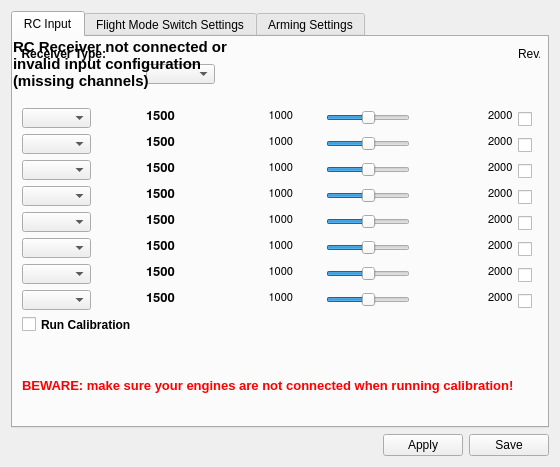
Old version of the form ground/openpilotgcs/src/plugins/config/input.ui in the repository openpilot/OpenPilot.
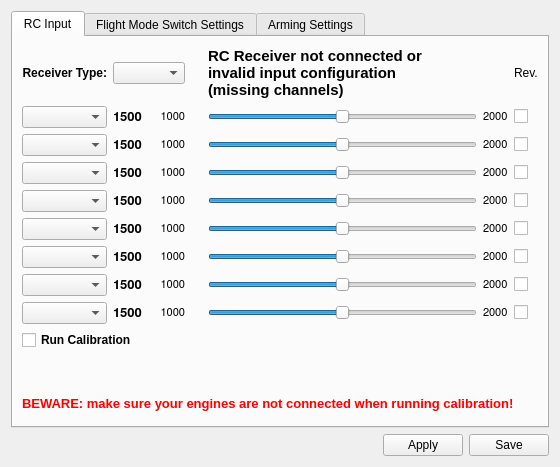
New version of the form. Icons and pictures are not drawn.

```diff
--- a/ground/openpilotgcs/src/plugins/config/input.ui
+++ b/ground/openpilotgcs/src/plugins/config/input.ui
@@ -23,15 +23,189 @@
       <attribute name="title">
        <string>RC Input</string>
       </attribute>
+      <layout class="QGridLayout" name="gridLayout">
+       <item row="0" column="0">
+        <widget class="QLabel" name="label_2">
+         <property name="font">
+          <font>
+           <weight>75</weight>
+           <bold>true</bold>
+          </font>
+         </property>
+         <property name="text">
+          <string>Receiver Type:</string>
+         </property>
+         <property name="alignment">
+          <set>Qt::AlignRight|Qt::AlignTrailing|Qt::AlignVCenter</set>
+         </property>
+        </widget>
+       </item>
+       <item row="0" column="1" colspan="2">
+        <widget class="QComboBox" name="receiverType">
+         <property name="toolTip">
+          <string>Select the receiver type here:
+- PWM is the most usual type
+- PPM is connected to input XXX 
+- Spektrum is used with Spektrum 'satellite' receivers</string>
+         </property>
+        </widget>
+       </item>
+       <item row="0" column="4">
+        <layout class="QHBoxLayout" name="horizontalLayout_3">
+         <item>
+          <widget class="QLabel" name="RCInputConnected">
+           <property name="minimumSize">
+            <size>
+             <width>234</width>
+             <height>54</height>
+            </size>
+           </property>
+           <property name="font">
+            <font>
+             <pointsize>11</pointsize>
+             <weight>75</weight>
+             <bold>true</bold>
+            </font>
+           </property>
+           <property name="toolTip">
+            <string>Indicates whether OpenPilot is getting a signal from the RC receiver.</string>
+           </property>
+           <property name="text">
+            <string>RC Receiver not connected or invalid input configuration (missing channels)</string>
+           </property>
+           <property name="wordWrap">
+            <bool>true</bool>
+           </property>
+          </widget>
+         </item>
+        </layout>
+       </item>
+       <item row="0" column="8">
+        <widget class="QLabel" name="label">
+         <property name="text">
+          <string>Rev.</string>
+         </property>
+        </widget>
+       </item>
+       <item row="1" column="0">
+        <widget class="QComboBox" name="ch0Assign">
+         <property name="font">
+          <font>
+           <family>MS Shell Dlg 2</family>
+           <pointsize>8</pointsize>
+          </font>
+         </property>
+         <property name="iconSize">
+          <size>
+           <width>16</width>
+           <height>16</height>
+          </size>
+         </property>
+         <property name="frame">
+          <bool>true</bool>
+         </property>
+        </widget>
+       </item>
+       <item row="1" column="1">
+        <widget class="QLabel" name="ch0Cur">
+         <property name="font">
+          <font>
+           <family>FreeSans</family>
+           <pointsize>10</pointsize>
+           <weight>75</weight>
+           <bold>true</bold>
+          </font>
+         </property>
+         <property name="toolTip">
+          <string>&lt;!DOCTYPE HTML PUBLIC &quot;-//W3C//DTD HTML 4.0//EN&quot; &quot;http://www.w3.org/TR/REC-html40/strict.dtd&quot;&gt;
+&lt;html&gt;&lt;head&gt;&lt;meta name=&quot;qrichtext&quot; content=&quot;1&quot; /&gt;&lt;style type=&quot;text/css&quot;&gt;
+p, li { white-space: pre-wrap; }
+&lt;/style&gt;&lt;/head&gt;&lt;body style=&quot; font-family:'FreeSans'; font-size:10pt; font-weight:400; font-style:normal;&quot;&gt;
+&lt;p style=&quot; margin-top:0px; margin-bottom:0px; margin-left:0px; margin-right:0px; -qt-block-indent:0; text-indent:0px;&quot;&gt;&lt;span style=&quot; font-size:9pt;&quot;&gt;Current channel value.&lt;/span&gt;&lt;/p&gt;&lt;/body&gt;&lt;/html&gt;</string>
+         </property>
+         <property name="text">
+          <string>1500</string>
+         </property>
+        </widget>
+       </item>
+       <item row="1" column="2">
+        <widget class="QLabel" name="ch0Min">
+         <property name="font">
+          <font>
+           <family>FreeSans</family>
+           <pointsize>8</pointsize>
+          </font>
+         </property>
+         <property name="toolTip">
+          <string>&lt;!DOCTYPE HTML PUBLIC &quot;-//W3C//DTD HTML 4.0//EN&quot; &quot;http://www.w3.org/TR/REC-html40/strict.dtd&quot;&gt;
+&lt;html&gt;&lt;head&gt;&lt;meta name=&quot;qrichtext&quot; content=&quot;1&quot; /&gt;&lt;style type=&quot;text/css&quot;&gt;
+p, li { white-space: pre-wrap; }
+&lt;/style&gt;&lt;/head&gt;&lt;body style=&quot; font-family:'FreeSans'; font-size:8pt; font-weight:400; font-style:normal;&quot;&gt;
+&lt;p style=&quot; margin-top:0px; margin-bottom:0px; margin-left:0px; margin-right:0px; -qt-block-indent:0; text-indent:0px;&quot;&gt;Minimum channel pulse width&lt;/p&gt;
+&lt;p style=&quot; margin-top:0px; margin-bottom:0px; margin-left:0px; margin-right:0px; -qt-block-indent:0; text-indent:0px;&quot;&gt;(microseconds)&lt;/p&gt;&lt;/body&gt;&lt;/html&gt;</string>
+         </property>
+         <property name="text">
+          <string>1000</string>
+         </property>
+         <property name="alignment">
+          <set>Qt::AlignRight|Qt::AlignTrailing|Qt::AlignVCenter</set>
+         </property>
+        </widget>
+       </item>
+       <item row="1" column="4" colspan="3">
+        <widget class="QSlider" name="inSlider0">
+         <property name="mouseTracking">
+          <bool>true</bool>
+         </property>
+         <property name="minimum">
+          <number>1000</number>
+         </property>
+         <property name="maximum">
+          <number>2000</number>
+         </property>
+         <property name="value">
+          <number>1500</number>
+         </property>
+         <property name="orientation">
+          <enum>Qt::Horizontal</enum>
+         </property>
+        </widget>
+       </item>
+       <item row="1" column="7">
+        <widget class="QLabel" name="ch0Max">
+         <property name="font">
+          <font>
+           <family>FreeSans</family>
+           <pointsize>8</pointsize>
+          </font>
+         </property>
+         <property name="toolTip">
+          <string>&lt;!DOCTYPE HTML PUBLIC &quot;-//W3C//DTD HTML 4.0//EN&quot; &quot;http://www.w3.org/TR/REC-html40/strict.dtd&quot;&gt;
+&lt;html&gt;&lt;head&gt;&lt;meta name=&quot;qrichtext&quot; content=&quot;1&quot; /&gt;&lt;style type=&quot;text/css&quot;&gt;
+p, li { white-space: pre-wrap; }
+&lt;/style&gt;&lt;/head&gt;&lt;body style=&quot; font-family:'FreeSans'; font-size:8pt; font-weight:400; font-style:normal;&quot;&gt;
+&lt;p style=&quot; margin-top:0px; margin-bottom:0px; margin-left:0px; margin-right:0px; -qt-block-indent:0; text-indent:0px;&quot;&gt;Maximum channel pulse width&lt;/p&gt;
+&lt;p style=&quot; margin-top:0px; margin-bottom:0px; margin-left:0px; margin-right:0px; -qt-block-indent:0; text-indent:0px;&quot;&gt;(microseconds)&lt;/p&gt;&lt;/body&gt;&lt;/html&gt;</string>
+         </property>
+         <property name="text">
+          <string>2000</string>
+         </property>
+        </widget>
+       </item>
+       <item row="1" column="8">
+        <widget class="QCheckBox" name="ch0Rev">
+         <property name="toolTip">
+          <string>Check this to reverse the channel.
+(Useful for transmitters without channel
+reversal capabilities).</string>
+         </property>
+         <property name="text">
+          <string/>
+         </property>
+        </widget>
+       </item>
+       <item row="2" column="0">
       <widget class="QComboBox" name="ch1Assign">
-       <property name="geometry">
-        <rect>
-         <x>9</x>
-         <y>97</y>
-         <width>69</width>
-         <height>20</height>
-        </rect>
-       </property>
        <property name="font">
         <font>
          <family>MS Shell Dlg 2</family>
@@ -39,15 +213,9 @@
         </font>
        </property>
       </widget>
+       </item>
+       <item row="2" column="1">
       <widget class="QLabel" name="ch1Cur">
-       <property name="geometry">
-        <rect>
-         <x>133</x>
-         <y>97</y>
-         <width>32</width>
-         <height>16</height>
-        </rect>
-       </property>
        <property name="font">
         <font>
          <family>FreeSans</family>
@@ -67,15 +235,9 @@
         <string>1500</string>
        </property>
       </widget>
+       </item>
+       <item row="2" column="2">
       <widget class="QLabel" name="ch1Min">
-       <property name="geometry">
-        <rect>
-         <x>256</x>
-         <y>97</y>
-         <width>24</width>
-         <height>16</height>
-        </rect>
-       </property>
        <property name="font">
         <font>
          <family>FreeSans</family>
@@ -97,15 +259,9 @@
         <set>Qt::AlignRight|Qt::AlignTrailing|Qt::AlignVCenter</set>
        </property>
       </widget>
+       </item>
+       <item row="2" column="4" colspan="3">
       <widget class="QSlider" name="inSlider1">
-       <property name="geometry">
-        <rect>
-         <x>313</x>
-         <y>97</y>
-         <width>84</width>
-         <height>19</height>
-        </rect>
-       </property>
        <property name="mouseTracking">
         <bool>true</bool>
        </property>
@@ -122,15 +278,9 @@
         <enum>Qt::Horizontal</enum>
        </property>
       </widget>
+       </item>
+       <item row="2" column="7">
       <widget class="QLabel" name="ch1Max">
-       <property name="geometry">
-        <rect>
-         <x>475</x>
-         <y>97</y>
-         <width>24</width>
-         <height>16</height>
-        </rect>
-       </property>
        <property name="font">
         <font>
          <family>FreeSans</family>
@@ -149,15 +299,9 @@
         <string>2000</string>
        </property>
       </widget>
+       </item>
+       <item row="2" column="8">
       <widget class="QCheckBox" name="ch1Rev">
-       <property name="geometry">
-        <rect>
-         <x>505</x>
-         <y>100</y>
-         <width>16</width>
-         <height>16</height>
-        </rect>
-       </property>
        <property name="toolTip">
         <string>Check this to reverse the channel.
 (Useful for transmitters without channel
@@ -167,15 +311,9 @@
         <string/>
        </property>
       </widget>
+       </item>
+       <item row="3" column="0">
       <widget class="QComboBox" name="ch2Assign">
-       <property name="geometry">
-        <rect>
-         <x>9</x>
-         <y>123</y>
-         <width>69</width>
-         <height>20</height>
-        </rect>
-       </property>
        <property name="font">
         <font>
          <family>MS Shell Dlg 2</family>
@@ -183,15 +321,9 @@
         </font>
        </property>
       </widget>
+       </item>
+       <item row="3" column="1">
       <widget class="QLabel" name="ch2Cur">
-       <property name="geometry">
-        <rect>
-         <x>133</x>
-         <y>123</y>
-         <width>32</width>
-         <height>16</height>
-        </rect>
-       </property>
        <property name="font">
         <font>
          <family>FreeSans</family>
@@ -211,15 +343,9 @@
         <string>1500</string>
        </property>
       </widget>
+       </item>
+       <item row="3" column="2">
       <widget class="QLabel" name="ch2Min">
-       <property name="geometry">
-        <rect>
-         <x>256</x>
-         <y>123</y>
-         <width>24</width>
-         <height>16</height>
-        </rect>
-       </property>
        <property name="font">
         <font>
          <family>FreeSans</family>
@@ -241,15 +367,9 @@
         <set>Qt::AlignRight|Qt::AlignTrailing|Qt::AlignVCenter</set>
        </property>
       </widget>
+       </item>
+       <item row="3" column="4" colspan="3">
       <widget class="QSlider" name="inSlider2">
-       <property name="geometry">
-        <rect>
-         <x>313</x>
-         <y>123</y>
-         <width>84</width>
-         <height>19</height>
-        </rect>
-       </property>
        <property name="mouseTracking">
         <bool>true</bool>
        </property>
@@ -266,15 +386,9 @@
         <enum>Qt::Horizontal</enum>
        </property>
       </widget>
+       </item>
+       <item row="3" column="7">
       <widget class="QLabel" name="ch2Max">
-       <property name="geometry">
-        <rect>
-         <x>475</x>
-         <y>123</y>
-         <width>24</width>
-         <height>16</height>
-        </rect>
-       </property>
        <property name="font">
         <font>
          <family>FreeSans</family>
@@ -293,15 +407,9 @@
         <string>2000</string>
        </property>
       </widget>
+       </item>
+       <item row="3" column="8">
       <widget class="QCheckBox" name="ch2Rev">
-       <property name="geometry">
-        <rect>
-         <x>505</x>
-         <y>126</y>
-         <width>16</width>
-         <height>16</height>
-        </rect>
-       </property>
        <property name="toolTip">
         <string>Check this to reverse the channel.
 (Useful for transmitters without channel
@@ -311,15 +419,9 @@
         <string/>
        </property>
       </widget>
+       </item>
+       <item row="4" column="0">
       <widget class="QComboBox" name="ch3Assign">
-       <property name="geometry">
-        <rect>
-         <x>9</x>
-         <y>149</y>
-         <width>69</width>
-         <height>20</height>
-        </rect>
-       </property>
        <property name="font">
         <font>
          <family>MS Shell Dlg 2</family>
@@ -327,15 +429,9 @@
         </font>
        </property>
       </widget>
+       </item>
+       <item row="4" column="1">
       <widget class="QLabel" name="ch3Cur">
-       <property name="geometry">
-        <rect>
-         <x>133</x>
-         <y>149</y>
-         <width>32</width>
-         <height>16</height>
-        </rect>
-       </property>
        <property name="font">
         <font>
          <family>FreeSans</family>
@@ -355,15 +451,9 @@
         <string>1500</string>
        </property>
       </widget>
+       </item>
+       <item row="4" column="2">
       <widget class="QLabel" name="ch3Min">
-       <property name="geometry">
-        <rect>
-         <x>256</x>
-         <y>149</y>
-         <width>24</width>
-         <height>16</height>
-        </rect>
-       </property>
        <property name="font">
         <font>
          <family>FreeSans</family>
@@ -385,15 +475,9 @@
         <set>Qt::AlignRight|Qt::AlignTrailing|Qt::AlignVCenter</set>
        </property>
       </widget>
+       </item>
+       <item row="4" column="4" colspan="3">
       <widget class="QSlider" name="inSlider3">
-       <property name="geometry">
-        <rect>
-         <x>313</x>
-         <y>149</y>
-         <width>84</width>
-         <height>19</height>
-        </rect>
-       </property>
        <property name="mouseTracking">
         <bool>true</bool>
        </property>
@@ -410,15 +494,9 @@
         <enum>Qt::Horizontal</enum>
        </property>
       </widget>
+       </item>
+       <item row="4" column="7">
       <widget class="QLabel" name="ch3Max">
-       <property name="geometry">
-        <rect>
-         <x>475</x>
-         <y>149</y>
-         <width>24</width>
-         <height>16</height>
-        </rect>
-       </property>
        <property name="font">
         <font>
          <family>FreeSans</family>
@@ -437,15 +515,9 @@
         <string>2000</string>
        </property>
       </widget>
+       </item>
+       <item row="4" column="8">
       <widget class="QCheckBox" name="ch3Rev">
-       <property name="geometry">
-        <rect>
-         <x>505</x>
-         <y>152</y>
-         <width>16</width>
-         <height>16</height>
-        </rect>
-       </property>
        <property name="toolTip">
         <string>Check this to reverse the channel.
 (Useful for transmitters without channel
@@ -455,15 +527,9 @@
         <string/>
        </property>
       </widget>
+       </item>
+       <item row="5" column="0">
       <widget class="QComboBox" name="ch4Assign">
-       <property name="geometry">
-        <rect>
-         <x>9</x>
-         <y>175</y>
-         <width>69</width>
-         <height>20</height>
-        </rect>
-       </property>
        <property name="font">
         <font>
          <family>MS Shell Dlg 2</family>
@@ -471,15 +537,9 @@
         </font>
        </property>
       </widget>
+       </item>
+       <item row="5" column="1">
       <widget class="QLabel" name="ch4Cur">
-       <property name="geometry">
-        <rect>
-         <x>133</x>
-         <y>175</y>
-         <width>32</width>
-         <height>16</height>
-        </rect>
-       </property>
        <property name="font">
         <font>
          <family>FreeSans</family>
@@ -499,15 +559,9 @@
         <string>1500</string>
        </property>
       </widget>
+       </item>
+       <item row="5" column="2">
       <widget class="QLabel" name="ch4Min">
-       <property name="geometry">
-        <rect>
-         <x>256</x>
-         <y>175</y>
-         <width>24</width>
-         <height>16</height>
-        </rect>
-       </property>
        <property name="font">
         <font>
          <family>FreeSans</family>
@@ -529,15 +583,9 @@
         <set>Qt::AlignRight|Qt::AlignTrailing|Qt::AlignVCenter</set>
        </property>
       </widget>
+       </item>
+       <item row="5" column="4" colspan="3">
       <widget class="QSlider" name="inSlider4">
-       <property name="geometry">
-        <rect>
-         <x>313</x>
-         <y>175</y>
-         <width>84</width>
-         <height>19</height>
-        </rect>
-       </property>
        <property name="mouseTracking">
         <bool>true</bool>
        </property>
@@ -554,15 +602,9 @@
         <enum>Qt::Horizontal</enum>
        </property>
       </widget>
+       </item>
+       <item row="5" column="7">
       <widget class="QLabel" name="ch4Max">
-       <property name="geometry">
-        <rect>
-         <x>475</x>
-         <y>175</y>
-         <width>24</width>
-         <height>16</height>
-        </rect>
-       </property>
        <property name="font">
         <font>
          <family>FreeSans</family>
@@ -581,15 +623,9 @@
         <string>2000</string>
        </property>
       </widget>
+       </item>
+       <item row="5" column="8">
       <widget class="QCheckBox" name="ch4Rev">
-       <property name="geometry">
-        <rect>
-         <x>505</x>
-         <y>178</y>
-         <width>16</width>
-         <height>16</height>
-        </rect>
-       </property>
        <property name="toolTip">
         <string>Check this to reverse the channel.
 (Useful for transmitters without channel
@@ -599,15 +635,9 @@
         <string/>
        </property>
       </widget>
+       </item>
+       <item row="6" column="0">
       <widget class="QComboBox" name="ch5Assign">
-       <property name="geometry">
-        <rect>
-         <x>9</x>
-         <y>201</y>
-         <width>69</width>
-         <height>20</height>
-        </rect>
-       </property>
        <property name="font">
         <font>
          <family>MS Shell Dlg 2</family>
@@ -615,15 +645,9 @@
         </font>
        </property>
       </widget>
+       </item>
+       <item row="6" column="1">
       <widget class="QLabel" name="ch5Cur">
-       <property name="geometry">
-        <rect>
-         <x>133</x>
-         <y>201</y>
-         <width>32</width>
-         <height>16</height>
-        </rect>
-       </property>
        <property name="font">
         <font>
          <family>FreeSans</family>
@@ -643,15 +667,9 @@
         <string>1500</string>
        </property>
       </widget>
+       </item>
+       <item row="6" column="2">
       <widget class="QLabel" name="ch5Min">
-       <property name="geometry">
-        <rect>
-         <x>256</x>
-         <y>201</y>
-         <width>24</width>
-         <height>16</height>
-        </rect>
-       </property>
        <property name="font">
         <font>
          <family>FreeSans</family>
@@ -673,15 +691,9 @@
         <set>Qt::AlignRight|Qt::AlignTrailing|Qt::AlignVCenter</set>
        </property>
       </widget>
+       </item>
+       <item row="6" column="4" colspan="3">
       <widget class="QSlider" name="inSlider5">
-       <property name="geometry">
-        <rect>
-         <x>313</x>
-         <y>201</y>
-         <width>84</width>
-         <height>19</height>
-        </rect>
-       </property>
        <property name="mouseTracking">
         <bool>true</bool>
        </property>
@@ -698,15 +710,9 @@
         <enum>Qt::Horizontal</enum>
        </property>
       </widget>
+       </item>
+       <item row="6" column="7">
       <widget class="QLabel" name="ch5Max">
-       <property name="geometry">
-        <rect>
-         <x>475</x>
-         <y>201</y>
-         <width>24</width>
-         <height>16</height>
-        </rect>
-       </property>
        <property name="font">
         <font>
          <family>FreeSans</family>
@@ -725,15 +731,9 @@
         <string>2000</string>
        </property>
       </widget>
+       </item>
+       <item row="6" column="8">
       <widget class="QCheckBox" name="ch5Rev">
-       <property name="geometry">
-        <rect>
-         <x>505</x>
-         <y>204</y>
-         <width>16</width>
-         <height>16</height>
-        </rect>
-       </property>
        <property name="toolTip">
         <string>Check this to reverse the channel.
 (Useful for transmitters without channel
@@ -743,15 +743,9 @@
         <string/>
        </property>
       </widget>
+       </item>
+       <item row="7" column="0">
       <widget class="QComboBox" name="ch6Assign">
-       <property name="geometry">
-        <rect>
-         <x>9</x>
-         <y>227</y>
-         <width>69</width>
-         <height>20</height>
-        </rect>
-       </property>
        <property name="font">
         <font>
          <family>MS Shell Dlg 2</family>
@@ -759,15 +753,9 @@
         </font>
        </property>
       </widget>
+       </item>
+       <item row="7" column="1">
       <widget class="QLabel" name="ch6Cur">
-       <property name="geometry">
-        <rect>
-         <x>133</x>
-         <y>227</y>
-         <width>32</width>
-         <height>16</height>
-        </rect>
-       </property>
        <property name="font">
         <font>
          <family>FreeSans</family>
@@ -787,15 +775,9 @@
         <string>1500</string>
        </property>
       </widget>
+       </item>
+       <item row="7" column="2">
       <widget class="QLabel" name="ch6Min">
-       <property name="geometry">
-        <rect>
-         <x>256</x>
-         <y>227</y>
-         <width>24</width>
-         <height>16</height>
-        </rect>
-       </property>
        <property name="font">
         <font>
          <family>FreeSans</family>
@@ -817,15 +799,9 @@
         <set>Qt::AlignRight|Qt::AlignTrailing|Qt::AlignVCenter</set>
        </property>
       </widget>
+       </item>
+       <item row="7" column="4" colspan="3">
       <widget class="QSlider" name="inSlider6">
-       <property name="geometry">
-        <rect>
-         <x>313</x>
-         <y>227</y>
-         <width>84</width>
-         <height>19</height>
-        </rect>
-       </property>
        <property name="mouseTracking">
         <bool>true</bool>
        </property>
@@ -842,15 +818,9 @@
         <enum>Qt::Horizontal</enum>
        </property>
       </widget>
+       </item>
+       <item row="7" column="7">
       <widget class="QLabel" name="ch6Max">
-       <property name="geometry">
-        <rect>
-         <x>475</x>
-         <y>227</y>
-         <width>24</width>
-         <height>16</height>
-        </rect>
-       </property>
        <property name="font">
         <font>
          <family>FreeSans</family>
@@ -869,15 +839,9 @@
         <string>2000</string>
        </property>
       </widget>
+       </item>
+       <item row="7" column="8">
       <widget class="QCheckBox" name="ch6Rev">
-       <property name="geometry">
-        <rect>
-         <x>505</x>
-         <y>230</y>
-         <width>16</width>
-         <height>16</height>
-        </rect>
-       </property>
        <property name="toolTip">
         <string>Check this to reverse the channel.
 (Useful for transmitters without channel
@@ -887,15 +851,9 @@
         <string/>
        </property>
       </widget>
+       </item>
+       <item row="8" column="0">
       <widget class="QComboBox" name="ch7Assign">
-       <property name="geometry">
-        <rect>
-         <x>9</x>
-         <y>253</y>
-         <width>69</width>
-         <height>20</height>
-        </rect>
-       </property>
        <property name="font">
         <font>
          <family>MS Shell Dlg 2</family>
@@ -903,15 +861,9 @@
         </font>
        </property>
       </widget>
+       </item>
+       <item row="8" column="1">
       <widget class="QLabel" name="ch7Cur">
-       <property name="geometry">
-        <rect>
-         <x>133</x>
-         <y>253</y>
-         <width>32</width>
-         <height>16</height>
-        </rect>
-       </property>
        <property name="font">
         <font>
          <family>FreeSans</family>
@@ -931,15 +883,9 @@
         <string>1500</string>
        </property>
       </widget>
+       </item>
+       <item row="8" column="2">
       <widget class="QLabel" name="ch7Min">
-       <property name="geometry">
-        <rect>
-         <x>256</x>
-         <y>253</y>
-         <width>24</width>
-         <height>16</height>
-        </rect>
-       </property>
        <property name="font">
         <font>
          <family>FreeSans</family>
@@ -961,15 +907,9 @@
         <set>Qt::AlignRight|Qt::AlignTrailing|Qt::AlignVCenter</set>
        </property>
       </widget>
+       </item>
+       <item row="8" column="4" colspan="3">
       <widget class="QSlider" name="inSlider7">
-       <property name="geometry">
-        <rect>
-         <x>313</x>
-         <y>253</y>
-         <width>84</width>
-         <height>19</height>
-        </rect>
-       </property>
        <property name="mouseTracking">
         <bool>true</bool>
        </property>
@@ -986,15 +926,9 @@
         <enum>Qt::Horizontal</enum>
        </property>
       </widget>
+       </item>
+       <item row="8" column="7">
       <widget class="QLabel" name="ch7Max">
-       <property name="geometry">
-        <rect>
-         <x>475</x>
-         <y>253</y>
-         <width>24</width>
-         <height>16</height>
-        </rect>
-       </property>
        <property name="font">
         <font>
          <family>FreeSans</family>
@@ -1013,15 +947,9 @@
         <string>2000</string>
        </property>
       </widget>
+       </item>
+       <item row="8" column="8">
       <widget class="QCheckBox" name="ch7Rev">
-       <property name="geometry">
-        <rect>
-         <x>505</x>
-         <y>256</y>
-         <width>16</width>
-         <height>16</height>
-        </rect>
-       </property>
        <property name="toolTip">
         <string>Check this to reverse the channel.
 (Useful for transmitters without channel
@@ -1031,15 +959,9 @@
         <string/>
        </property>
       </widget>
+       </item>
+       <item row="9" column="0" colspan="2">
       <widget class="QCheckBox" name="doRCInputCalibration">
-       <property name="geometry">
-        <rect>
-         <x>9</x>
-         <y>279</y>
-         <width>109</width>
-         <height>17</height>
-        </rect>
-       </property>
        <property name="font">
         <font>
          <weight>75</weight>
@@ -1057,15 +979,9 @@
         <string>Run Calibration</string>
        </property>
       </widget>
+       </item>
+       <item row="13" column="0" colspan="9">
       <widget class="QLabel" name="label_20">
-       <property name="geometry">
-        <rect>
-         <x>9</x>
-         <y>341</y>
-         <width>511</width>
-         <height>16</height>
-        </rect>
-       </property>
        <property name="text">
         <string>&lt;!DOCTYPE HTML PUBLIC &quot;-//W3C//DTD HTML 4.0//EN&quot; &quot;http://www.w3.org/TR/REC-html40/strict.dtd&quot;&gt;
 &lt;html&gt;&lt;head&gt;&lt;meta name=&quot;qrichtext&quot; content=&quot;1&quot; /&gt;&lt;style type=&quot;text/css&quot;&gt;
@@ -1074,219 +990,9 @@
 &lt;p style=&quot; margin-top:0px; margin-bottom:0px; margin-left:0px; margin-right:0px; -qt-block-indent:0; text-indent:0px;&quot;&gt;&lt;span style=&quot; font-family:'Ubuntu'; font-size:10pt; font-weight:600; color:#ff0000;&quot;&gt;BEWARE: make sure your engines are not connected when running calibration!&lt;/span&gt;&lt;/p&gt;&lt;/body&gt;&lt;/html&gt;</string>
        </property>
       </widget>
-      <widget class="QLabel" name="label">
-       <property name="geometry">
-        <rect>
-         <x>505</x>
-         <y>9</y>
-         <width>22</width>
-         <height>16</height>
-        </rect>
-       </property>
-       <property name="text">
-        <string>Rev.</string>
-       </property>
-      </widget>
-      <widget class="QCheckBox" name="ch0Rev">
-       <property name="geometry">
-        <rect>
-         <x>505</x>
-         <y>74</y>
-         <width>16</width>
-         <height>16</height>
-        </rect>
-       </property>
-       <property name="toolTip">
-        <string>Check this to reverse the channel.
-(Useful for transmitters without channel
-reversal capabilities).</string>
-       </property>
-       <property name="text">
-        <string/>
-       </property>
-      </widget>
-      <widget class="QLabel" name="ch0Max">
-       <property name="geometry">
-        <rect>
-         <x>475</x>
-         <y>71</y>
-         <width>24</width>
-         <height>16</height>
-        </rect>
-       </property>
-       <property name="font">
-        <font>
-         <family>FreeSans</family>
-         <pointsize>8</pointsize>
-        </font>
-       </property>
-       <property name="toolTip">
-        <string>&lt;!DOCTYPE HTML PUBLIC &quot;-//W3C//DTD HTML 4.0//EN&quot; &quot;http://www.w3.org/TR/REC-html40/strict.dtd&quot;&gt;
-&lt;html&gt;&lt;head&gt;&lt;meta name=&quot;qrichtext&quot; content=&quot;1&quot; /&gt;&lt;style type=&quot;text/css&quot;&gt;
-p, li { white-space: pre-wrap; }
-&lt;/style&gt;&lt;/head&gt;&lt;body style=&quot; font-family:'FreeSans'; font-size:8pt; font-weight:400; font-style:normal;&quot;&gt;
-&lt;p style=&quot; margin-top:0px; margin-bottom:0px; margin-left:0px; margin-right:0px; -qt-block-indent:0; text-indent:0px;&quot;&gt;Maximum channel pulse width&lt;/p&gt;
-&lt;p style=&quot; margin-top:0px; margin-bottom:0px; margin-left:0px; margin-right:0px; -qt-block-indent:0; text-indent:0px;&quot;&gt;(microseconds)&lt;/p&gt;&lt;/body&gt;&lt;/html&gt;</string>
-       </property>
-       <property name="text">
-        <string>2000</string>
-       </property>
-      </widget>
-      <widget class="QSlider" name="inSlider0">
-       <property name="geometry">
-        <rect>
-         <x>313</x>
-         <y>71</y>
-         <width>84</width>
-         <height>19</height>
-        </rect>
-       </property>
-       <property name="mouseTracking">
-        <bool>true</bool>
-       </property>
-       <property name="minimum">
-        <number>1000</number>
-       </property>
-       <property name="maximum">
-        <number>2000</number>
-       </property>
-       <property name="value">
-        <number>1500</number>
-       </property>
-       <property name="orientation">
-        <enum>Qt::Horizontal</enum>
-       </property>
-      </widget>
-      <widget class="QLabel" name="ch0Min">
-       <property name="geometry">
-        <rect>
-         <x>256</x>
-         <y>71</y>
-         <width>24</width>
-         <height>16</height>
-        </rect>
-       </property>
-       <property name="font">
-        <font>
-         <family>FreeSans</family>
-         <pointsize>8</pointsize>
-        </font>
-       </property>
-       <property name="toolTip">
-        <string>&lt;!DOCTYPE HTML PUBLIC &quot;-//W3C//DTD HTML 4.0//EN&quot; &quot;http://www.w3.org/TR/REC-html40/strict.dtd&quot;&gt;
-&lt;html&gt;&lt;head&gt;&lt;meta name=&quot;qrichtext&quot; content=&quot;1&quot; /&gt;&lt;style type=&quot;text/css&quot;&gt;
-p, li { white-space: pre-wrap; }
-&lt;/style&gt;&lt;/head&gt;&lt;body style=&quot; font-family:'FreeSans'; font-size:8pt; font-weight:400; font-style:normal;&quot;&gt;
-&lt;p style=&quot; margin-top:0px; margin-bottom:0px; margin-left:0px; margin-right:0px; -qt-block-indent:0; text-indent:0px;&quot;&gt;Minimum channel pulse width&lt;/p&gt;
-&lt;p style=&quot; margin-top:0px; margin-bottom:0px; margin-left:0px; margin-right:0px; -qt-block-indent:0; text-indent:0px;&quot;&gt;(microseconds)&lt;/p&gt;&lt;/body&gt;&lt;/html&gt;</string>
-       </property>
-       <property name="text">
-        <string>1000</string>
-       </property>
-       <property name="alignment">
-        <set>Qt::AlignRight|Qt::AlignTrailing|Qt::AlignVCenter</set>
-       </property>
-      </widget>
-      <widget class="QLabel" name="ch0Cur">
-       <property name="geometry">
-        <rect>
-         <x>133</x>
-         <y>71</y>
-         <width>32</width>
-         <height>16</height>
-        </rect>
-       </property>
-       <property name="font">
-        <font>
-         <family>FreeSans</family>
-         <pointsize>10</pointsize>
-         <weight>75</weight>
-         <bold>true</bold>
-        </font>
-       </property>
-       <property name="toolTip">
-        <string>&lt;!DOCTYPE HTML PUBLIC &quot;-//W3C//DTD HTML 4.0//EN&quot; &quot;http://www.w3.org/TR/REC-html40/strict.dtd&quot;&gt;
-&lt;html&gt;&lt;head&gt;&lt;meta name=&quot;qrichtext&quot; content=&quot;1&quot; /&gt;&lt;style type=&quot;text/css&quot;&gt;
-p, li { white-space: pre-wrap; }
-&lt;/style&gt;&lt;/head&gt;&lt;body style=&quot; font-family:'FreeSans'; font-size:10pt; font-weight:400; font-style:normal;&quot;&gt;
-&lt;p style=&quot; margin-top:0px; margin-bottom:0px; margin-left:0px; margin-right:0px; -qt-block-indent:0; text-indent:0px;&quot;&gt;&lt;span style=&quot; font-size:9pt;&quot;&gt;Current channel value.&lt;/span&gt;&lt;/p&gt;&lt;/body&gt;&lt;/html&gt;</string>
-       </property>
-       <property name="text">
-        <string>1500</string>
-       </property>
-      </widget>
-      <widget class="QComboBox" name="ch0Assign">
-       <property name="geometry">
-        <rect>
-         <x>9</x>
-         <y>71</y>
-         <width>69</width>
-         <height>20</height>
-        </rect>
-       </property>
-       <property name="font">
-        <font>
-         <family>MS Shell Dlg 2</family>
-         <pointsize>8</pointsize>
-        </font>
-       </property>
-       <property name="iconSize">
-        <size>
-         <width>16</width>
-         <height>16</height>
-        </size>
-       </property>
-       <property name="frame">
-        <bool>true</bool>
-       </property>
-      </widget>
-      <widget class="QComboBox" name="receiverType">
-       <property name="geometry">
-        <rect>
-         <x>133</x>
-         <y>27</y>
-         <width>69</width>
-         <height>20</height>
-        </rect>
-       </property>
-       <property name="toolTip">
-        <string>Select the receiver type here:
-- PWM is the most usual type
-- PPM is connected to input XXX 
-- Spektrum is used with Spektrum 'satellite' receivers</string>
-       </property>
-      </widget>
-      <widget class="QLabel" name="label_2">
-       <property name="geometry">
-        <rect>
-         <x>9</x>
-         <y>9</y>
-         <width>84</width>
-         <height>16</height>
-        </rect>
-       </property>
-       <property name="font">
-        <font>
-         <weight>75</weight>
-         <bold>true</bold>
-        </font>
-       </property>
-       <property name="text">
-        <string>Receiver Type:</string>
-       </property>
-       <property name="alignment">
-        <set>Qt::AlignRight|Qt::AlignTrailing|Qt::AlignVCenter</set>
-       </property>
-      </widget>
+       </item>
+       <item row="10" column="0" colspan="9">
       <widget class="QLabel" name="lblMissingInputs">
-       <property name="geometry">
-        <rect>
-         <x>9</x>
-         <y>302</y>
-         <width>141</width>
-         <height>33</height>
-        </rect>
-       </property>
        <property name="font">
         <font>
          <weight>75</weight>
@@ -1297,36 +1003,8 @@
         <string/>
        </property>
       </widget>
-      <widget class="QWidget" name="">
-       <layout class="QHBoxLayout" name="horizontalLayout_3">
-        <item>
-         <widget class="QLabel" name="RCInputConnected">
-          <property name="minimumSize">
-           <size>
-            <width>234</width>
-            <height>54</height>
-           </size>
-          </property>
-          <property name="font">
-           <font>
-            <pointsize>11</pointsize>
-            <weight>75</weight>
-            <bold>true</bold>
-           </font>
-          </property>
-          <property name="toolTip">
-           <string>Indicates whether OpenPilot is getting a signal from the RC receiver.</string>
-          </property>
-          <property name="text">
-           <string>RC Receiver not connected or invalid input configuration (missing channels)</string>
-          </property>
-          <property name="wordWrap">
-           <bool>true</bool>
-          </property>
-         </widget>
-        </item>
-       </layout>
-      </widget>
+       </item>
+      </layout>
      </widget>
      <widget class="QWidget" name="tab_3">
       <attribute name="title">
```
Lines whose indentation alone changed are shown as unchanged.
